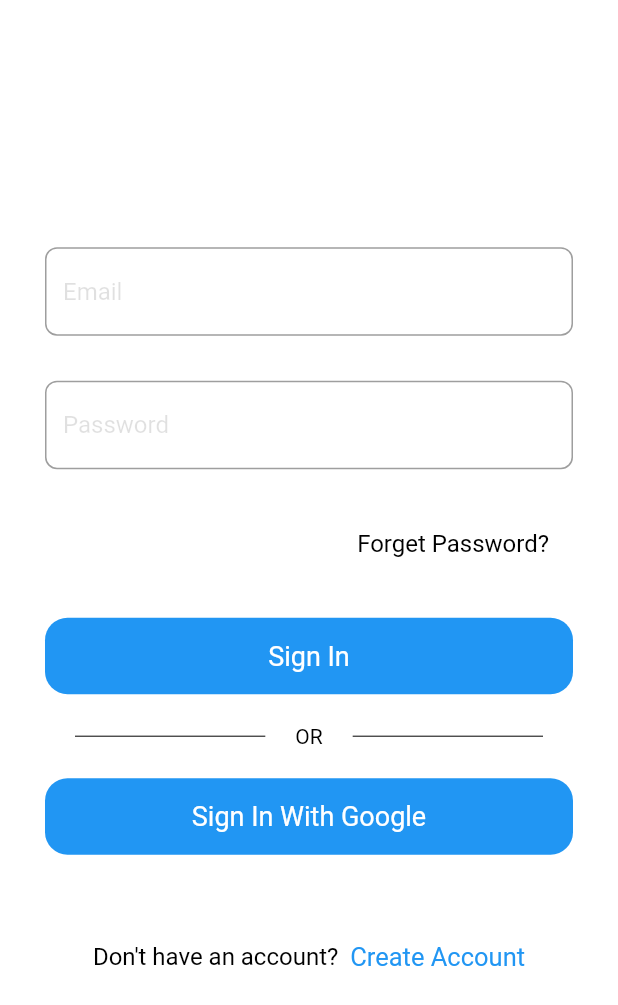
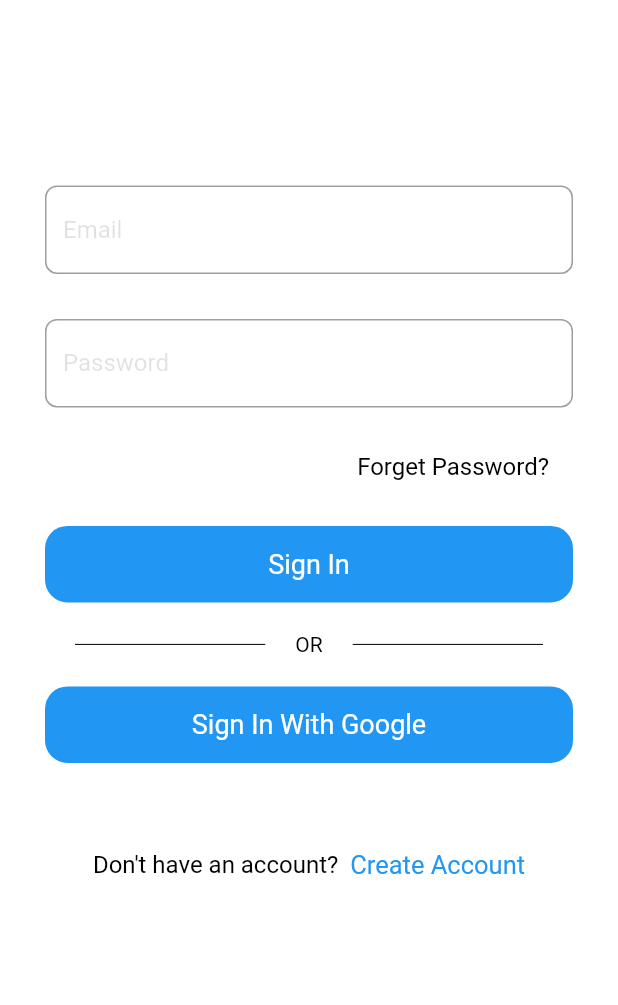
Before and after one commit to AtomicRahul/chat_app, a Flutter app: the screen it shows after launch, after a tap on "Sign in", on a phone screen of 412 x 824 dp. Shown: the top 1005 px of the screen. Run offline on Flutter 3.47's test engine with Material 2 defaults, Android fonts, the phone set to English and light mode, and no system bars; our stand-ins replace cloud_firestore, firebase_auth, firebase_core; accounts and stored records are empty.

Commit message:
ui commit

```diff
--- a/lib/views/signin.dart
+++ b/lib/views/signin.dart
@@ -37,7 +37,7 @@ class _SignInState extends State<SignIn> {
                     padding: EdgeInsets.symmetric(horizontal: 30),
                     child: Column(
                       children: [
-                        SizedBox(height: size.height / 5),
+                        SizedBox(height: size.height * 0.15),
                         TextField(
                             controller: _email,
                             style: simpleTextFieldStyle(),
@@ -48,7 +48,7 @@ class _SignInState extends State<SignIn> {
                             style: simpleTextFieldStyle(),
                             decoration: textFieldInputDecoration("Password")),
                         SizedBox(
-                          height: 40,
+                          height: 30,
                         ),
                         Container(
                           alignment: Alignment.centerRight,
@@ -61,7 +61,7 @@ class _SignInState extends State<SignIn> {
                           ),
                         ),
                         SizedBox(
-                          height: 40,
+                          height: 30,
                         ),
                         GestureDetector(
                           onTap: () {
--- a/lib/views/signup.dart
+++ b/lib/views/signup.dart
@@ -42,9 +42,7 @@ class _SignUpState extends State<SignUp> {
                   padding: EdgeInsets.symmetric(horizontal: 30),
                   child: Column(
                     children: [
-                      SizedBox(
-                        height: size.height / 5,
-                      ),
+                      SizedBox(height: size.height * 0.15),
                       TextField(
                           controller: _name,
                           style: simpleTextFieldStyle(),
@@ -60,19 +58,8 @@ class _SignUpState extends State<SignUp> {
                           style: simpleTextFieldStyle(),
                           decoration: textFieldInputDecoration("Password")),
                       SizedBox(
-                        height: 80,
+                        height: 40,
                       ),
-                      Container(
-                        alignment: Alignment.centerRight,
-                        child: Container(
-                          padding: EdgeInsets.symmetric(horizontal: 16),
-                          child: Text(
-                            "Forget Password?",
-                            style: simpleTextFieldStyle(),
-                          ),
-                        ),
-                      ),
-                      SizedBox(height: 40),
                       GestureDetector(
                         onTap: () {
                           if (_name.text.isNotEmpty &&
```
